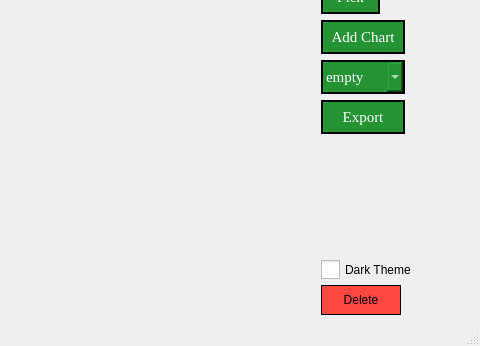
Before: the Qt Designer form graphdrawer/mainwindow.ui in bartspl860/graphdrawer, drawn with Qt 5; both pictures show x 320 to 800 and y 154 to 500 of the 800 by 500 pixel window.
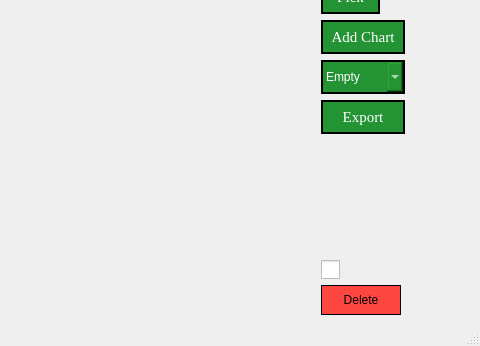
After: the same form once the commit is applied. Icons and pictures are not drawn. Custom widgets are drawn as their Qt base class.

```diff
--- a/graphdrawer/mainwindow.ui
+++ b/graphdrawer/mainwindow.ui
@@ -294,9 +294,7 @@
   max-width:80%;
 height:30px;
 color:white;
-font-size:15px;
-font-family:Times New Roman;
-font: 75 14px &quot;Source Code Pro&quot;;
+font: 75 14px bold &quot;Source Code Pro&quot;;
 
 }
 QComboBox:hover{
@@ -315,12 +313,15 @@
     image:url(&quot;arrow.png&quot;);
 }</string>
         </property>
+        <property name="editable">
+         <bool>false</bool>
+        </property>
         <property name="currentText">
-         <string>empty</string>
+         <string>Empty</string>
         </property>
         <item>
          <property name="text">
-          <string>empty</string>
+          <string>Empty</string>
          </property>
         </item>
        </widget>
@@ -383,6 +384,7 @@
 font: 75 12pt &quot;Source Code Pro&quot;;
 
     spacing: 5px;
+	color:white;
 
 }
 
@@ -391,22 +393,24 @@
     height: 19px;
 	
 }
-QCheckBox::indicator:unchecked:hover{
-backgroud-color:green;
-}
-
 QCheckBox::indicator:checked{
-img:icon.png;
+backgroud:green;
 }
 </string>
         </property>
         <property name="text">
-         <string>Dark Theme</string>
+         <string/>
         </property>
         <property name="icon">
          <iconset resource="resources.qrc">
           <normaloff>:/theme_light_dark_icon_137104.ico</normaloff>:/theme_light_dark_icon_137104.ico</iconset>
         </property>
+        <property name="iconSize">
+         <size>
+          <width>40</width>
+          <height>40</height>
+         </size>
+        </property>
         <property name="checked">
          <bool>false</bool>
         </property>
```
Left out of the diff: 13 changed lines with no effect on the pictures.
